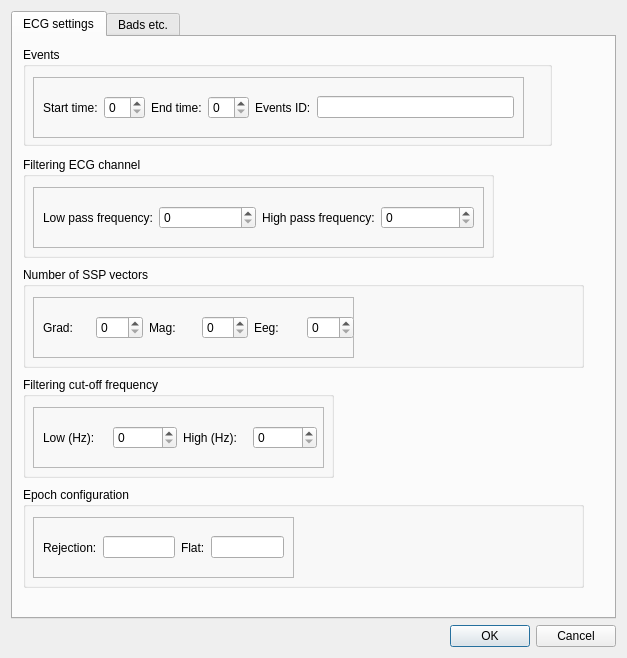
First picture: the form in hoksotin/ui/qt4Designer/ecgParametersDialog.ui, repository cibr-jyu/meggie, before the edit.
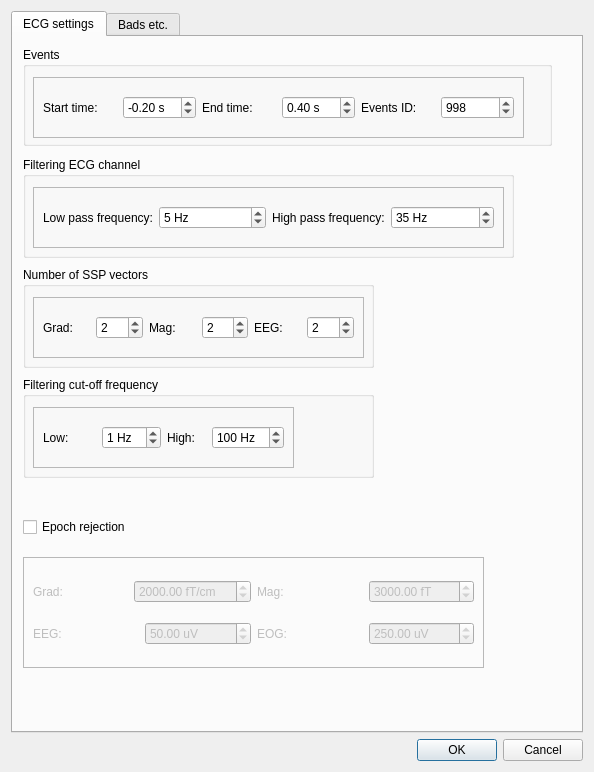
Second picture: the form after the edit.

Commit message: ecgParametersDialog.ui ja eogParametersDialog.ui muokkailtu ja lisätty default arvoja.

What changed in the file:
```diff
--- a/hoksotin/ui/qt4Designer/ecgParametersDialog.ui
+++ b/hoksotin/ui/qt4Designer/ecgParametersDialog.ui
@@ -6,8 +6,8 @@
    <rect>
     <x>0</x>
     <y>0</y>
-    <width>627</width>
-    <height>658</height>
+    <width>594</width>
+    <height>772</height>
    </rect>
   </property>
   <property name="windowTitle">
@@ -33,81 +33,12 @@
       <attribute name="title">
        <string>ECG settings</string>
       </attribute>
-      <widget class="QGroupBox" name="groupBoxEpoch">
-       <property name="geometry">
-        <rect>
-         <x>10</x>
-         <y>450</y>
-         <width>561</width>
-         <height>101</height>
-        </rect>
-       </property>
-       <property name="title">
-        <string>Epoch configuration</string>
-       </property>
-       <widget class="QFrame" name="frame_4">
-        <property name="geometry">
-         <rect>
-          <x>10</x>
-          <y>30</y>
-          <width>261</width>
-          <height>61</height>
-         </rect>
-        </property>
-        <property name="frameShape">
-         <enum>QFrame::StyledPanel</enum>
-        </property>
-        <property name="frameShadow">
-         <enum>QFrame::Raised</enum>
-        </property>
-        <widget class="QWidget" name="horizontalLayoutWidget_13">
-         <property name="geometry">
-          <rect>
-           <x>10</x>
-           <y>10</y>
-           <width>241</width>
-           <height>41</height>
-          </rect>
-         </property>
-         <layout class="QHBoxLayout" name="horizontalLayout_13">
-          <item>
-           <layout class="QHBoxLayout" name="horizontalLayout_14">
-            <item>
-             <widget class="QLabel" name="labelRejection">
-              <property name="text">
-               <string>Rejection:</string>
-              </property>
-             </widget>
-            </item>
-            <item>
-             <widget class="QLineEdit" name="lineEdit"/>
-            </item>
-           </layout>
-          </item>
-          <item>
-           <layout class="QHBoxLayout" name="horizontalLayout_15">
-            <item>
-             <widget class="QLabel" name="labelFlat">
-              <property name="text">
-               <string>Flat:</string>
-              </property>
-             </widget>
-            </item>
-            <item>
-             <widget class="QLineEdit" name="lineEdit_2"/>
-            </item>
-           </layout>
-          </item>
-         </layout>
-        </widget>
-       </widget>
-      </widget>
       <widget class="QGroupBox" name="groupBoxFilter">
        <property name="geometry">
         <rect>
          <x>10</x>
          <y>340</y>
-         <width>311</width>
+         <width>351</width>
          <height>101</height>
         </rect>
        </property>
@@ -119,7 +50,7 @@
          <rect>
           <x>10</x>
           <y>30</y>
-          <width>291</width>
+          <width>261</width>
           <height>61</height>
          </rect>
         </property>
@@ -134,7 +65,7 @@
           <rect>
            <x>10</x>
            <y>10</y>
-           <width>274</width>
+           <width>241</width>
            <height>41</height>
           </rect>
          </property>
@@ -144,12 +75,19 @@
             <item>
              <widget class="QLabel" name="labelLow">
               <property name="text">
-               <string>Low (Hz):</string>
+               <string>Low:</string>
               </property>
              </widget>
             </item>
             <item>
-             <widget class="QSpinBox" name="spinBoxLow"/>
+             <widget class="QSpinBox" name="spinBoxLow">
+              <property name="suffix">
+               <string> Hz</string>
+              </property>
+              <property name="value">
+               <number>1</number>
+              </property>
+             </widget>
             </item>
            </layout>
           </item>
@@ -158,12 +96,22 @@
             <item>
              <widget class="QLabel" name="labelHigh">
               <property name="text">
-               <string>High (Hz):</string>
+               <string>High:</string>
               </property>
              </widget>
             </item>
             <item>
-             <widget class="QSpinBox" name="spinBoxHigh"/>
+             <widget class="QSpinBox" name="spinBoxHigh">
+              <property name="suffix">
+               <string> Hz</string>
+              </property>
+              <property name="maximum">
+               <number>1000</number>
+              </property>
+              <property name="value">
+               <number>100</number>
+              </property>
+             </widget>
             </item>
            </layout>
           </item>
@@ -176,7 +124,7 @@
         <rect>
          <x>10</x>
          <y>120</y>
-         <width>471</width>
+         <width>491</width>
          <height>101</height>
         </rect>
        </property>
@@ -188,7 +136,7 @@
          <rect>
           <x>10</x>
           <y>30</y>
-          <width>451</width>
+          <width>471</width>
           <height>61</height>
          </rect>
         </property>
@@ -203,7 +151,7 @@
           <rect>
            <x>10</x>
            <y>10</y>
-           <width>431</width>
+           <width>451</width>
            <height>41</height>
           </rect>
          </property>
@@ -218,7 +166,14 @@
              </widget>
             </item>
             <item>
-             <widget class="QSpinBox" name="spinBoxLowPassECG"/>
+             <widget class="QSpinBox" name="spinBoxLowPass">
+              <property name="suffix">
+               <string> Hz</string>
+              </property>
+              <property name="value">
+               <number>5</number>
+              </property>
+             </widget>
             </item>
            </layout>
           </item>
@@ -232,7 +187,17 @@
              </widget>
             </item>
             <item>
-             <widget class="QSpinBox" name="spinBoxHighPassECG"/>
+             <widget class="QSpinBox" name="spinBoxHighPass">
+              <property name="suffix">
+               <string> Hz</string>
+              </property>
+              <property name="maximum">
+               <number>1000</number>
+              </property>
+              <property name="value">
+               <number>35</number>
+              </property>
+             </widget>
             </item>
            </layout>
           </item>
@@ -245,7 +210,7 @@
         <rect>
          <x>10</x>
          <y>230</y>
-         <width>561</width>
+         <width>351</width>
          <height>101</height>
         </rect>
        </property>
@@ -257,7 +222,7 @@
          <rect>
           <x>10</x>
           <y>30</y>
-          <width>321</width>
+          <width>331</width>
           <height>61</height>
          </rect>
         </property>
@@ -287,7 +252,11 @@
              </widget>
             </item>
             <item>
-             <widget class="QSpinBox" name="spinBoxGrad"/>
+             <widget class="QSpinBox" name="spinBoxGrad">
+              <property name="value">
+               <number>2</number>
+              </property>
+             </widget>
             </item>
            </layout>
           </item>
@@ -301,7 +270,11 @@
              </widget>
             </item>
             <item>
-             <widget class="QSpinBox" name="spinBoxMag"/>
+             <widget class="QSpinBox" name="spinBoxMag">
+              <property name="value">
+               <number>2</number>
+              </property>
+             </widget>
             </item>
            </layout>
           </item>
@@ -310,12 +283,16 @@
             <item>
              <widget class="QLabel" name="labelEeg">
               <property name="text">
-               <string>Eeg:</string>
+               <string>EEG:</string>
               </property>
              </widget>
             </item>
             <item>
-             <widget class="QSpinBox" name="spinBoxEeg"/>
+             <widget class="QSpinBox" name="spinBoxEeg">
+              <property name="value">
+               <number>2</number>
+              </property>
+             </widget>
             </item>
            </layout>
           </item>
@@ -370,7 +347,20 @@
              </widget>
             </item>
             <item>
-             <widget class="QSpinBox" name="spinBoxTmin"/>
+             <widget class="QDoubleSpinBox" name="doubleSpinBoxTmin">
+              <property name="suffix">
+               <string> s</string>
+              </property>
+              <property name="minimum">
+               <double>-99.989999999999995</double>
+              </property>
+              <property name="singleStep">
+               <double>0.050000000000000</double>
+              </property>
+              <property name="value">
+               <double>-0.200000000000000</double>
+              </property>
+             </widget>
             </item>
            </layout>
           </item>
@@ -384,7 +374,20 @@
              </widget>
             </item>
             <item>
-             <widget class="QSpinBox" name="spinBoxTmax"/>
+             <widget class="QDoubleSpinBox" name="doubleSpinBoxTmax">
+              <property name="suffix">
+               <string> s</string>
+              </property>
+              <property name="minimum">
+               <double>-99.989999999999995</double>
+              </property>
+              <property name="singleStep">
+               <double>0.050000000000000</double>
+              </property>
+              <property name="value">
+               <double>0.400000000000000</double>
+              </property>
+             </widget>
             </item>
            </layout>
           </item>
@@ -398,7 +401,14 @@
              </widget>
             </item>
             <item>
-             <widget class="QLineEdit" name="lineEditEventID"/>
+             <widget class="QSpinBox" name="spinBoxEventsID">
+              <property name="maximum">
+               <number>10000</number>
+              </property>
+              <property name="value">
+               <number>998</number>
+              </property>
+             </widget>
             </item>
            </layout>
           </item>
@@ -406,6 +416,160 @@
         </widget>
        </widget>
       </widget>
+      <widget class="QWidget" name="verticalLayoutWidget_4">
+       <property name="geometry">
+        <rect>
+         <x>10</x>
+         <y>470</y>
+         <width>151</width>
+         <height>41</height>
+        </rect>
+       </property>
+       <layout class="QVBoxLayout" name="verticalLayout_4">
+        <item>
+         <widget class="QCheckBox" name="checkBoxEpochRejection">
+          <property name="text">
+           <string>Epoch rejection</string>
+          </property>
+         </widget>
+        </item>
+       </layout>
+      </widget>
+      <widget class="QFrame" name="frameEpochRejection">
+       <property name="enabled">
+        <bool>false</bool>
+       </property>
+       <property name="geometry">
+        <rect>
+         <x>10</x>
+         <y>520</y>
+         <width>461</width>
+         <height>111</height>
+        </rect>
+       </property>
+       <property name="frameShape">
+        <enum>QFrame::StyledPanel</enum>
+       </property>
+       <property name="frameShadow">
+        <enum>QFrame::Raised</enum>
+       </property>
+       <widget class="QWidget" name="horizontalLayoutWidget_4">
+        <property name="geometry">
+         <rect>
+          <x>10</x>
+          <y>10</y>
+          <width>441</width>
+          <height>91</height>
+         </rect>
+        </property>
+        <layout class="QHBoxLayout" name="horizontalLayout_12">
+         <item>
+          <layout class="QVBoxLayout" name="verticalLayout_2">
+           <item>
+            <layout class="QHBoxLayout" name="horizontalLayout_14">
+             <item>
+              <widget class="QLabel" name="labelGradReject">
+               <property name="text">
+                <string>Grad:</string>
+               </property>
+              </widget>
+             </item>
+             <item>
+              <widget class="QDoubleSpinBox" name="doubleSpinBoxGradReject">
+               <property name="suffix">
+                <string> fT/cm</string>
+               </property>
+               <property name="maximum">
+                <double>1000000000.000000000000000</double>
+               </property>
+               <property name="value">
+                <double>2000.000000000000000</double>
+               </property>
+              </widget>
+             </item>
+            </layout>
+           </item>
+           <item>
+            <layout class="QHBoxLayout" name="horizontalLayout_11">
+             <item>
+              <widget class="QLabel" name="labelEegReject">
+               <property name="text">
+                <string>EEG:</string>
+               </property>
+              </widget>
+             </item>
+             <item>
+              <widget class="QDoubleSpinBox" name="doubleSpinBoxEEGReject">
+               <property name="suffix">
+                <string> uV</string>
+               </property>
+               <property name="maximum">
+                <double>1000000000.000000000000000</double>
+               </property>
+               <property name="value">
+                <double>50.000000000000000</double>
+               </property>
+              </widget>
+             </item>
+            </layout>
+           </item>
+          </layout>
+         </item>
+         <item>
+          <layout class="QVBoxLayout" name="verticalLayout_3">
+           <item>
+            <layout class="QHBoxLayout" name="horizontalLayout_13">
+             <item>
+              <widget class="QLabel" name="labelMagReject">
+               <property name="text">
+                <string>Mag:</string>
+               </property>
+              </widget>
+             </item>
+             <item>
+              <widget class="QDoubleSpinBox" name="doubleSpinBoxMagReject">
+               <property name="suffix">
+                <string> fT</string>
+               </property>
+               <property name="maximum">
+                <double>1000000000.000000000000000</double>
+               </property>
+               <property name="value">
+                <double>3000.000000000000000</double>
+               </property>
+              </widget>
+             </item>
+            </layout>
+           </item>
+           <item>
+            <layout class="QHBoxLayout" name="horizontalLayout_15">
+             <item>
+              <widget class="QLabel" name="labelEOGReject">
+               <property name="text">
+                <string>EOG:</string>
+               </property>
+              </widget>
+             </item>
+             <item>
+              <widget class="QDoubleSpinBox" name="doubleSpinBoxEOGReject">
+               <property name="suffix">
+                <string> uV</string>
+               </property>
+               <property name="maximum">
+                <double>1000000000.000000000000000</double>
+               </property>
+               <property name="value">
+                <double>250.000000000000000</double>
+               </property>
+              </widget>
+             </item>
+            </layout>
+           </item>
+          </layout>
+         </item>
+        </layout>
+       </widget>
+      </widget>
      </widget>
      <widget class="QWidget" name="tabECG2">
       <attribute name="title">
```
Left out of the diff: 178 changed lines with no effect on the pictures. The commit also changes 1 other file.
